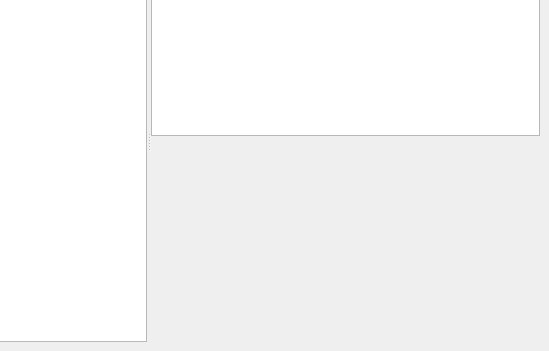
Old version of the form tablebrowserwindow.ui in the repository CuriousCrow/polymorph-sql; both pictures show x 251 to 800 and y 99 to 450 of the 800 by 450 pixel window.
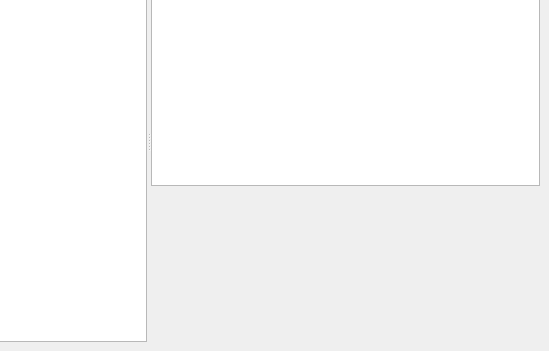
New version of the form. Icons and pictures are not drawn. Custom widgets are drawn as their Qt base class.

What changed in the file:
```diff
--- a/tablebrowserwindow.ui
+++ b/tablebrowserwindow.ui
@@ -29,7 +29,7 @@
        </property>
       </widget>
       <widget class="QWidget" name="layoutWidget">
-       <layout class="QVBoxLayout" name="verticalLayout">
+       <layout class="QVBoxLayout" name="verticalLayout" stretch="3,1">
         <item>
          <widget class="QListView" name="lvFilters">
           <property name="maximumSize">
@@ -45,7 +45,7 @@
           <property name="minimumSize">
            <size>
             <width>0</width>
-            <height>200</height>
+            <height>150</height>
            </size>
           </property>
           <property name="currentIndex">
```
